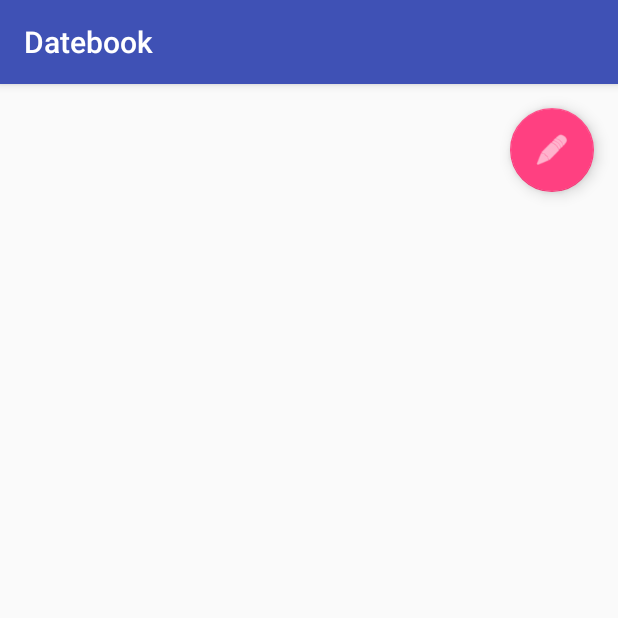
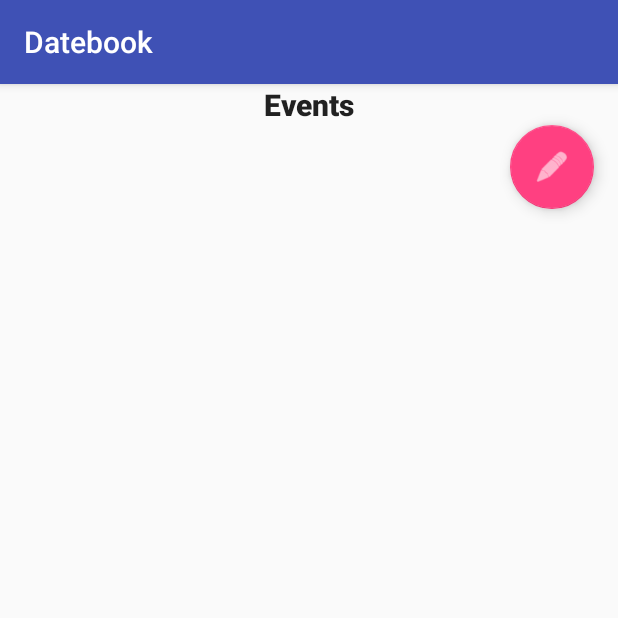
Before and after one commit to jeffreya12/Datebook, an Android app: the MainActivity screen opened directly, with no data from a screen before it, on a phone screen of 412 x 824 dp, the top half of it. Run offline under Robolectric (Android 15) with nearby library versions, the phone set to English and light mode, and no system bars.

Commit message:
Registro, borrado y listado de eventos

```diff
--- a/app/src/main/AndroidManifest.xml
+++ b/app/src/main/AndroidManifest.xml
@@ -25,7 +25,6 @@
         </activity>
         <activity android:name=".activities.MainActivity" />
         <activity android:name=".activities.CreateEventActivity" />
-        <activity android:name=".activities.EventActivity"></activity>
     </application>
 
 </manifest>
--- a/app/src/main/java/cr/ac/itcr/datebook/activities/MainActivity.java
+++ b/app/src/main/java/cr/ac/itcr/datebook/activities/MainActivity.java
@@ -58,13 +58,6 @@ public class MainActivity extends AppCompatActivity {
             @Override
             public void onItemClick(AdapterView<?> adapterView, View view, int i, long l) {
 
-                /*
-                Intent intent = new Intent(MainActivity.this, EventActivity.class);
-                String eventId = String.valueOf(eventList.get(i).getId());
-                intent.putExtra("eventId", eventId);
-                startActivity(intent);
-                */
-
                 final Event event = eventList.get(i);
 
                 builder.setMessage(
--- a/app/src/main/res/layout/activity_main.xml
+++ b/app/src/main/res/layout/activity_main.xml
@@ -10,30 +10,48 @@
         android:layout_width="match_parent"
         android:layout_height="match_parent">
 
-        <LinearLayout
-            android:id="@+id/main_lnlView"
+        <android.support.design.widget.FloatingActionButton
+            android:id="@+id/main_fabCreateEvent"
             android:layout_width="match_parent"
             android:layout_height="wrap_content"
-            android:orientation="vertical">
-
-            <ListView
-                android:id="@+id/main_ltvEvents"
-                android:layout_width="match_parent"
-                android:layout_height="match_parent">
-
-            </ListView>
-        </LinearLayout>
-
-        <android.support.design.widget.FloatingActionButton
-            android:id="@+id/main_fabCreateEvent"
-            android:layout_width="wrap_content"
-            android:layout_height="wrap_content"
+            android:layout_gravity="bottom|right"
             android:layout_margin="16dp"
             android:clickable="true"
             android:tint="@android:color/white"
             app:layout_anchor="@id/main_lnlView"
             app:layout_anchorGravity="bottom|right|end"
             app:srcCompat="@android:drawable/ic_menu_edit" />
+
+        <LinearLayout
+            android:layout_width="match_parent"
+            android:layout_height="wrap_content"
+            android:orientation="vertical">
+
+            <TextView
+                android:id="@+id/main_txvTitle"
+                android:layout_width="match_parent"
+                android:layout_height="wrap_content"
+                android:text="@string/main_title"
+                android:textAlignment="center"
+                android:textAppearance="@android:style/TextAppearance.Material.Title"
+                android:textStyle="bold" />
+
+            <LinearLayout
+                android:id="@+id/main_lnlView"
+                android:layout_width="match_parent"
+                android:layout_height="match_parent"
+                android:orientation="vertical">
+
+                <ListView
+                    android:id="@+id/main_ltvEvents"
+                    android:layout_width="match_parent"
+                    android:layout_height="match_parent">
+
+                </ListView>
+            </LinearLayout>
+
+        </LinearLayout>
+
     </android.support.design.widget.CoordinatorLayout>
 
 </android.support.constraint.ConstraintLayout>
--- a/app/src/main/res/values/strings.xml
+++ b/app/src/main/res/values/strings.xml
@@ -31,4 +31,5 @@
     <string name="prompt_date">Date</string>
     <string name="prompt_submit">Submit</string>
     <string name="event_info">Event details</string>
+    <string name="main_title">Events</string>
 </resources>
```
Also changed, not shown: app/src/main/java/cr/ac/itcr/datebook/activities/EventActivity.java (deleted, +0 -15 lines), app/src/main/res/layout/activity_event.xml (deleted, +0 -14 lines).
